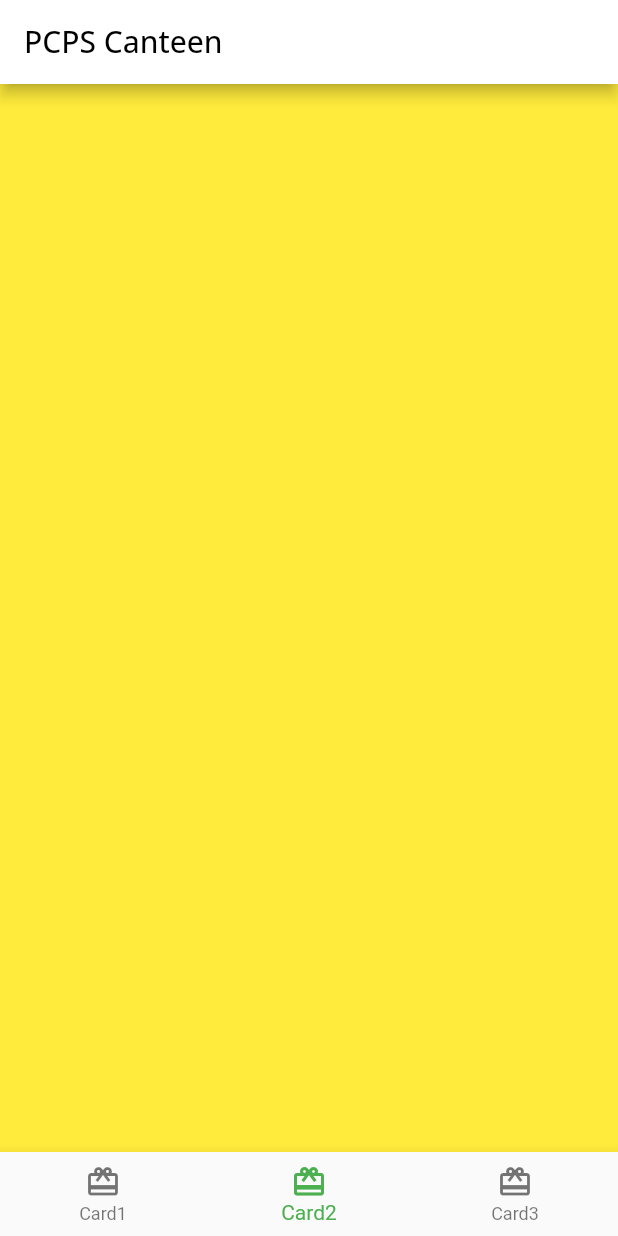
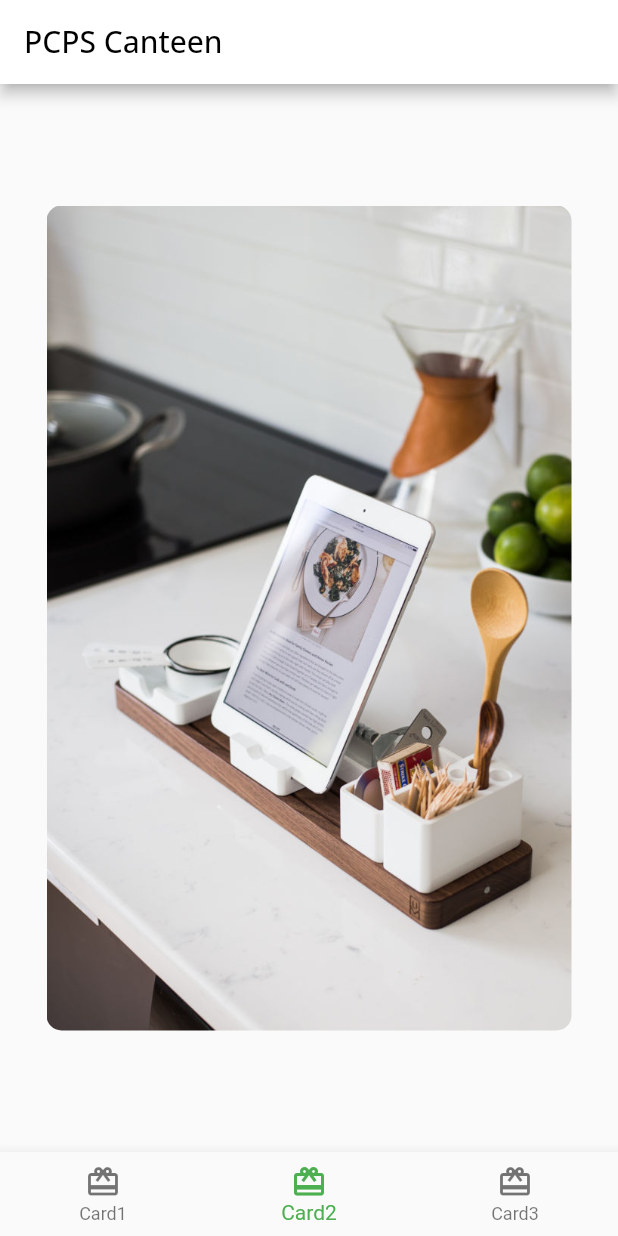
Before and after one commit to SudipRaaz/pcpscanteen, a Flutter app: the screen it shows after launch, item 2 of the bottom bar chosen, on a phone screen of 412 x 824 dp. Run offline on Flutter 3.47's test engine with Material 2 defaults, Android fonts, the phone set to English and light mode, and no system bars; our stand-ins replace google_fonts.

Commit message:
card 2 in progress

```diff
--- a/lib/home.dart
+++ b/lib/home.dart
@@ -1,5 +1,6 @@
 import 'package:flutter/material.dart';
 import 'package:pcpscanteen/card1.dart';
+import 'package:pcpscanteen/card2.dart';
 
 class Home extends StatefulWidget {
   const Home({Key? key}) : super(key: key);
@@ -13,7 +14,7 @@ class _HomeState extends State<Home> {
 
   static List<Widget> pages = <Widget>[
     const Card1(),
-    Container(color: Colors.yellow),
+    const Card2(),
     Container(color: Colors.green),
   ];
 
--- /dev/null
+++ b/lib/widgets/author_card.dart
@@ -0,0 +1,24 @@
+import 'package:flutter/material.dart';
+
+class AuthorCard extends StatelessWidget {
+  final String authorName;
+  final String title;
+  final ImageProvider? imageProvider;
+
+  const AuthorCard({
+    Key? key,
+    required this.authorName,
+    required this.title,
+    this.imageProvider,
+  }) : super(key: key);
+
+  @override
+  Widget build(BuildContext context) {
+    return Container(
+      padding: const EdgeInsets.all(16),
+      child: Row(
+        children: [],
+      ),
+    );
+  }
+}
```
Also changed, not shown: lib/widgets/circle_image.dart (added, +24 -0 lines).
